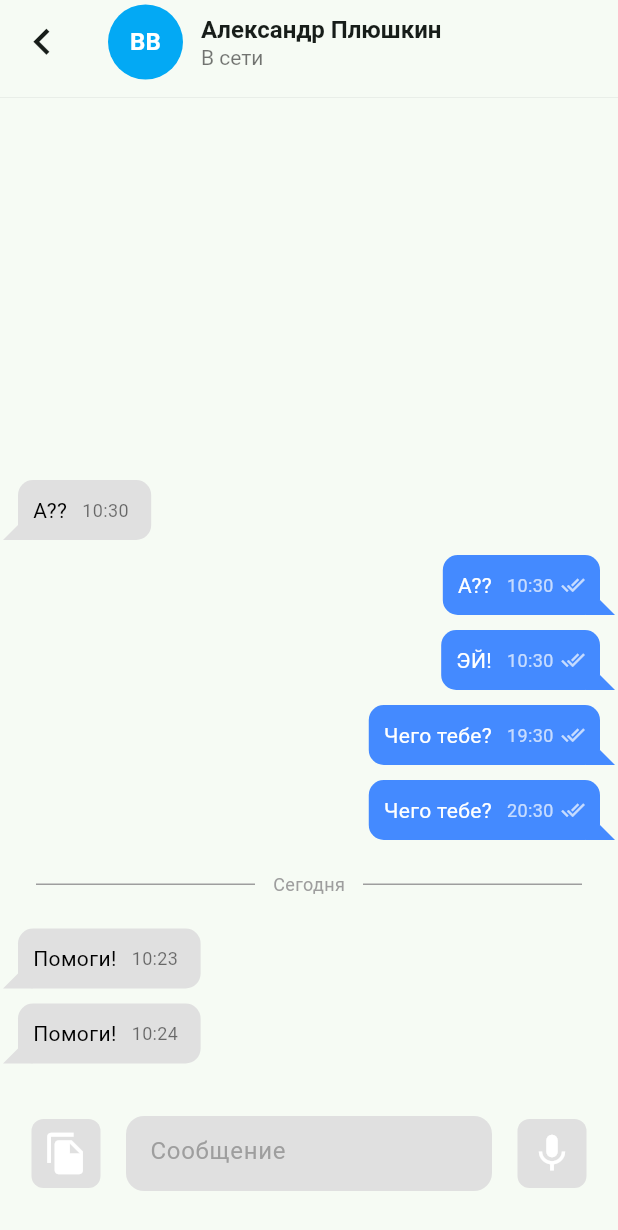
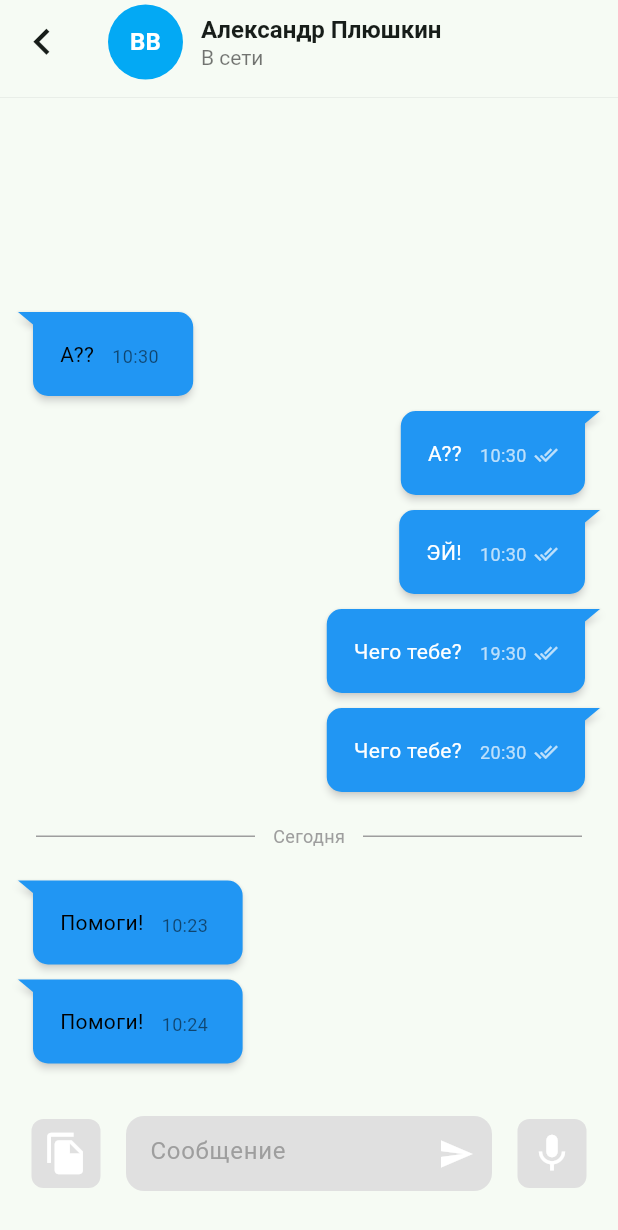
Before and after one commit to Forstes/test-messenger, a Flutter app: the screen it shows after launch, after a tap on an icon or button, on a phone screen of 412 x 824 dp. Shown: the top 1230 px of the screen. Run offline on Flutter 3.47's test engine with Material 3 defaults, Android fonts, the phone set to English and light mode, and no system bars; drawn by our look-alikes of flutter_chat_bubble; our stand-ins replace go_router, image_picker.

Commit message:
image upload & chat_bubble lib

```diff
--- a/lib/models/message.dart
+++ b/lib/models/message.dart
@@ -1,8 +1,16 @@
+import 'package:image_picker/image_picker.dart';
+
 class Message {
   bool isFromOtherUser;
   String text;
   DateTime dateDelivered;
   bool isReaded;
+  XFile? attachedImg;
 
-  Message({required this.isFromOtherUser, required this.text, required this.dateDelivered, required this.isReaded});
+  Message(
+      {required this.isFromOtherUser,
+      required this.text,
+      required this.dateDelivered,
+      required this.isReaded,
+      this.attachedImg});
 }
--- a/lib/screens/chat.dart
+++ b/lib/screens/chat.dart
@@ -111,18 +111,23 @@ class _ChatScreenState extends State<ChatScreen> {
                   }
 
                   return Column(
+                    mainAxisSize: MainAxisSize.min,
                     children: [
                       if (showSeparator) DateSeparator(date: formatSeparatorDate(msg.dateDelivered)),
-                      ChatBubble(message: msg),
+                      AppChatBubble(message: msg),
                     ],
                   );
                 },
               ),
             ),
           ),
-          const Padding(
-            padding: EdgeInsets.symmetric(horizontal: 20, vertical: 30),
-            child: BottomChatPanel(),
+          Padding(
+            padding: const EdgeInsets.symmetric(horizontal: 20, vertical: 30),
+            child: BottomChatPanel(
+              onSendMessage: (msg) {
+                setState(() => messages.insert(0, msg));
+              },
+            ),
           ),
         ],
       ),
--- a/lib/widgets/bottom_chat_panel.dart
+++ b/lib/widgets/bottom_chat_panel.dart
@@ -1,7 +1,24 @@
 import 'package:flutter/material.dart';
+import 'package:image_picker/image_picker.dart';
+import 'package:messenger/models/message.dart';
+import 'package:messenger/widgets/image_uploaded_modal.dart';
 
 class BottomChatPanel extends StatelessWidget {
-  const BottomChatPanel({super.key});
+  BottomChatPanel({super.key, required this.onSendMessage});
+
+  final ImagePicker _picker = ImagePicker();
+  final Function(Message) onSendMessage;
+  final TextEditingController _contoller = TextEditingController();
+
+  void _sendMsg() {
+    if (_contoller.text.isEmpty) return;
+
+    final Message msg =
+        Message(isFromOtherUser: false, text: _contoller.text.trim(), dateDelivered: DateTime.now(), isReaded: true);
+    onSendMessage(msg);
+
+    _contoller.clear();
+  }
 
   @override
   Widget build(BuildContext context) {
@@ -9,7 +26,24 @@ class BottomChatPanel extends StatelessWidget {
       mainAxisAlignment: MainAxisAlignment.spaceAround,
       children: [
         IconButton.filled(
-          onPressed: () {},
+          onPressed: () async {
+            final imgs = await _picker.pickMultiImage();
+            if (imgs.isNotEmpty) {
+              showDialog(
+                  context: context,
+                  builder: (context) => ImageUploadedModal(
+                        image: imgs[0],
+                        onSubmit: (v) {
+                          onSendMessage(Message(
+                              isFromOtherUser: false,
+                              text: v.text,
+                              dateDelivered: DateTime.now(),
+                              attachedImg: v.image,
+                              isReaded: false));
+                        },
+                      ));
+            }
+          },
           icon: const Icon(Icons.file_copy, size: 30),
           style: ButtonStyle(
             backgroundColor: WidgetStatePropertyAll(Colors.grey.shade300),
@@ -25,6 +59,7 @@ class BottomChatPanel extends StatelessWidget {
           child: SizedBox(
             height: 50,
             child: TextField(
+              controller: _contoller,
               decoration: InputDecoration(
                 fillColor: Colors.grey.shade300,
                 filled: true,
@@ -43,6 +78,13 @@ class BottomChatPanel extends StatelessWidget {
                   borderSide: const BorderSide(
                     color: Colors.transparent,
                     width: 0,
+                  ),
+                ),
+                suffixIcon: IconButton(
+                  onPressed: _sendMsg,
+                  icon: const Icon(
+                    Icons.send,
+                    color: Colors.white,
                   ),
                 ),
               ),
--- a/lib/widgets/chat_bubble.dart
+++ b/lib/widgets/chat_bubble.dart
@@ -1,9 +1,11 @@
 import 'package:flutter/material.dart';
 import 'package:intl/intl.dart';
 import 'package:messenger/models/message.dart';
+import 'package:messenger/widgets/image_rounded.dart';
+import 'package:flutter_chat_bubble/chat_bubble.dart';
 
-class ChatBubble extends StatelessWidget {
-  const ChatBubble({super.key, required this.message});
+class AppChatBubble extends StatelessWidget {
+  const AppChatBubble({super.key, required this.message});
 
   final Message message;
 
@@ -14,17 +16,25 @@ class ChatBubble extends StatelessWidget {
       child: Row(
         mainAxisAlignment: message.isFromOtherUser ? MainAxisAlignment.start : MainAxisAlignment.end,
         children: [
-          if (message.isFromOtherUser) CustomPaint(painter: ChatBubbleTail(isSender: !message.isFromOtherUser)),
-          Column(
-            crossAxisAlignment: message.isFromOtherUser ? CrossAxisAlignment.start : CrossAxisAlignment.end,
+          SizedBox(
+            width: message.attachedImg != null ? 230 : null,
+            child: ChatBubble(
+              clipper:
+                  ChatBubbleClipper1(type: message.isFromOtherUser ? BubbleType.receiverBubble : BubbleType.sendBubble),
+              alignment: Alignment.topRight,
+              backGroundColor: Colors.blue,
+              child: Column(
+                crossAxisAlignment: message.attachedImg != null ? CrossAxisAlignment.stretch : CrossAxisAlignment.start,
                 children: [
-              Container(
-                padding: const EdgeInsets.all(10.0),
-                decoration: BoxDecoration(
-                  color: message.isFromOtherUser ? Colors.grey[300] : Colors.blueAccent,
-                  borderRadius: BorderRadius.circular(10.0),
+                  if (message.attachedImg != null)
+                    ImageRounded(
+                      image: message.attachedImg!,
+                      width: 200,
                     ),
+                  Padding(
+                    padding: const EdgeInsets.all(8.0),
                     child: Row(
+                      crossAxisAlignment: CrossAxisAlignment.end,
                       mainAxisAlignment: MainAxisAlignment.spaceBetween,
                       children: [
                         Text(
@@ -33,7 +43,7 @@ class ChatBubble extends StatelessWidget {
                             color: message.isFromOtherUser ? Colors.black : Colors.white,
                           ),
                         ),
-                    const SizedBox(width: 10.0),
+                        const SizedBox(width: 12.0),
                         Row(
                           mainAxisSize: MainAxisSize.min,
                           children: [
@@ -58,38 +68,10 @@ class ChatBubble extends StatelessWidget {
                   ),
                 ],
               ),
-          if (!message.isFromOtherUser) CustomPaint(painter: ChatBubbleTail(isSender: !message.isFromOtherUser)),
+            ),
+          ),
         ],
       ),
     );
   }
 }
-
-class ChatBubbleTail extends CustomPainter {
-  final bool isSender;
-
-  ChatBubbleTail({required this.isSender});
-
-  @override
-  void paint(Canvas canvas, Size size) {
-    final paint = Paint()..color = (isSender ? Colors.blueAccent : Colors.grey[300])!;
-    final path = Path();
-
-    if (isSender) {
-      path.moveTo(0, 10);
-      path.lineTo(-10, 20);
-      path.lineTo(10, 20);
-      path.close();
-    } else {
-      path.moveTo(0, 10);
-      path.lineTo(10, 20);
-      path.lineTo(-10, 20);
-      path.close();
-    }
-
-    canvas.drawPath(path, paint);
-  }
-
-  @override
-  bool shouldRepaint(CustomPainter oldDelegate) => false;
-}
--- a/pubspec.yaml
+++ b/pubspec.yaml
@@ -38,6 +38,7 @@ dependencies:
   intl: ^0.19.0
   go_router: ^14.2.0
   image_picker: ^1.1.2
+  flutter_chat_bubble: ^2.0.2
 
 dev_dependencies:
   flutter_test:
```
Also changed, not shown: lib/widgets/image_rounded.dart (added, +34 -0 lines), lib/widgets/image_uploaded_modal.dart (added, +48 -0 lines), pubspec.lock. Lines whose indentation alone changed are shown as unchanged.
